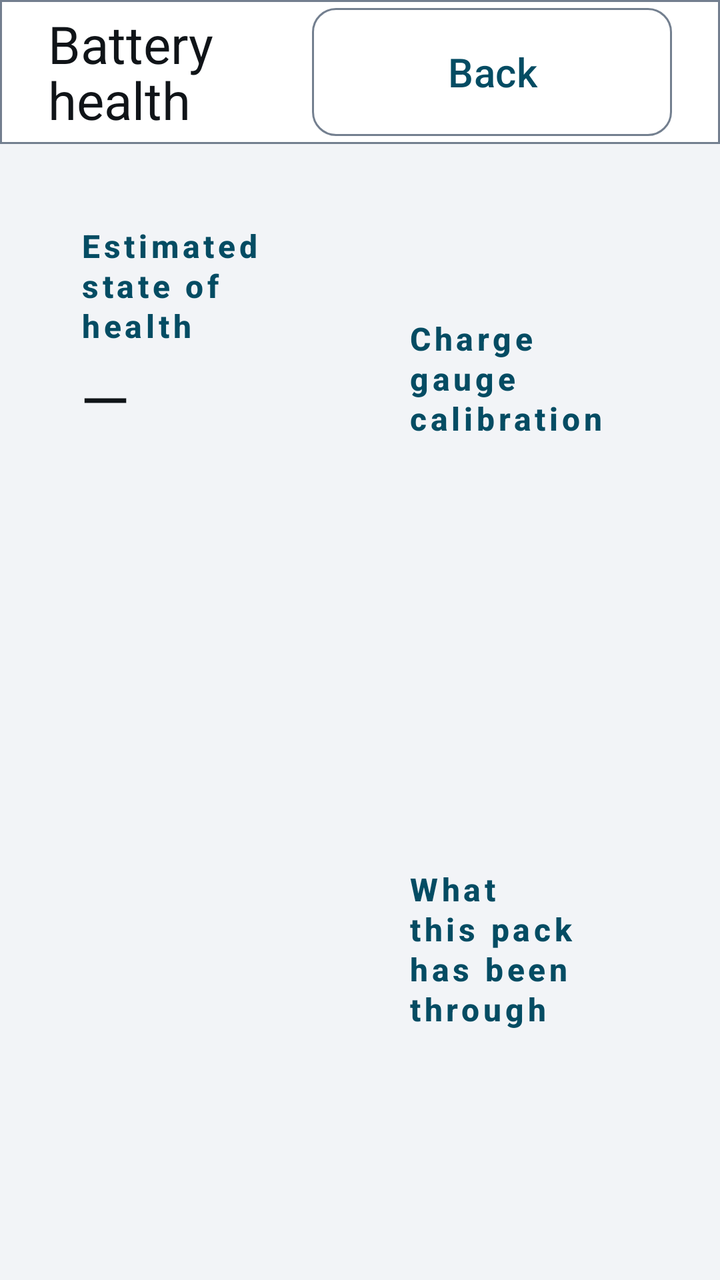
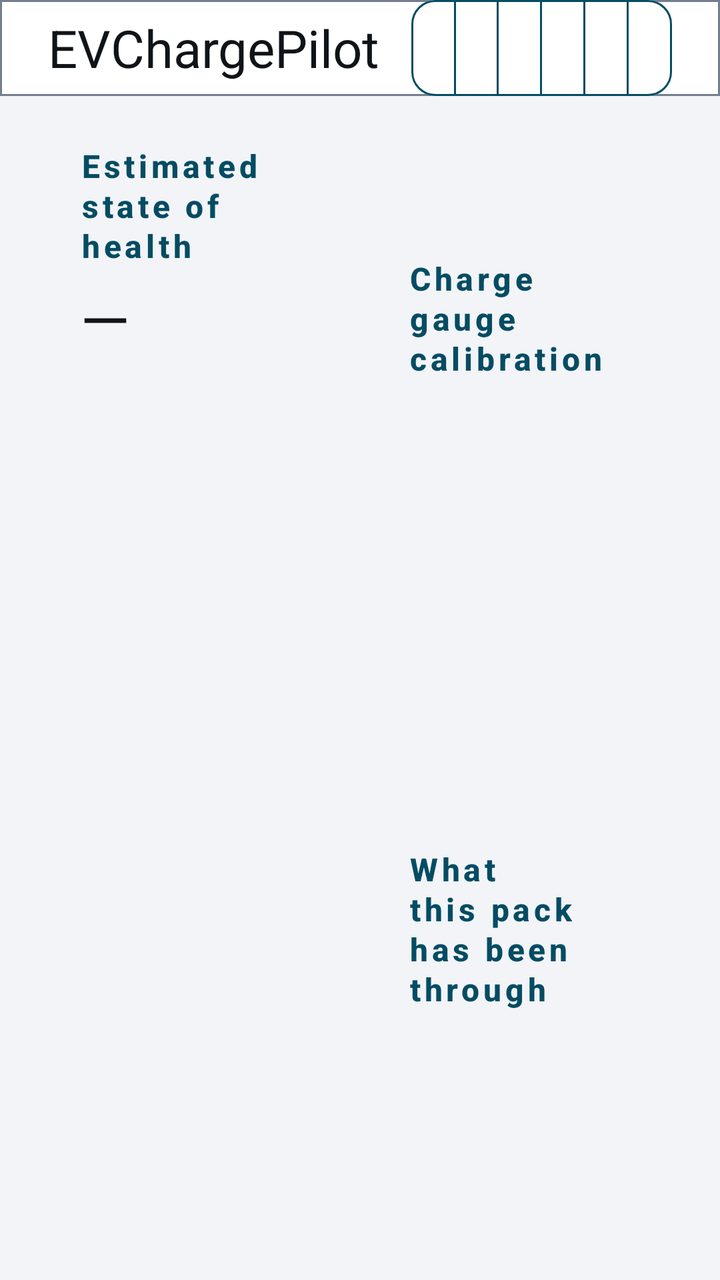

Before-and-after screenshots of an Android layout around one commit, followed by the original layout XML and the change that was made.
<!-- AndroidManifest.xml: application theme Theme.EVChargePilot -->
<!-- res/layout/activity_battery_health.xml -->
<?xml version="1.0" encoding="utf-8"?>
<LinearLayout xmlns:android="http://schemas.android.com/apk/res/android"
    android:layout_width="match_parent"
    android:layout_height="match_parent"
    android:orientation="vertical">

    <LinearLayout
        android:layout_width="match_parent"
        android:layout_height="@dimen/touch_target"
        android:background="@drawable/bg_topbar"
        android:gravity="center_vertical"
        android:orientation="horizontal"
        android:paddingStart="@dimen/spacing_lg"
        android:paddingEnd="@dimen/spacing_lg">

        <TextView
            android:layout_width="0dp"
            android:layout_height="wrap_content"
            android:layout_weight="1"
            android:text="@string/battery_health_title"
            android:textAppearance="@style/Text.EV.Title" />

        <com.google.android.material.button.MaterialButton
            android:id="@+id/backAction"
            style="@style/Widget.EV.Button.Outlined"
            android:layout_width="180dp"
            android:layout_height="@dimen/touch_target"
            android:text="@string/action_back" />
    </LinearLayout>

    <LinearLayout
        android:layout_width="match_parent"
        android:layout_height="0dp"
        android:layout_weight="1"
        android:baselineAligned="false"
        android:orientation="horizontal"
        android:padding="@dimen/spacing_lg">

        <LinearLayout
            style="@style/Widget.EV.Readout"
            android:layout_width="0dp"
            android:layout_height="match_parent"
            android:layout_weight="1"
            android:orientation="vertical"
            android:padding="@dimen/spacing_md">

            <TextView
                style="@style/Text.EV.ReadoutLabel"
                android:text="@string/battery_health_state_of_health" />

            
            <TextView
                android:id="@+id/healthValue"
                android:layout_width="match_parent"
                android:layout_height="wrap_content"
                android:layout_marginTop="@dimen/spacing_xs"
                android:fontFeatureSettings="tnum"
                android:text="@string/value_unavailable"
                android:textAppearance="@style/Text.EV.Display" />

            <TextView
                android:id="@+id/healthTrend"
                android:layout_width="match_parent"
                android:layout_height="wrap_content"
                android:layout_marginTop="@dimen/spacing_sm"
                android:textAppearance="@style/Text.EV.Body" />

            <TextView
                android:id="@+id/healthEvidence"
                android:layout_width="match_parent"
                android:layout_height="wrap_content"
                android:layout_marginTop="@dimen/spacing_sm"
                android:textAppearance="@style/Text.EV.Secondary" />

            <Space
                android:layout_width="match_parent"
                android:layout_height="0dp"
                android:layout_weight="1" />

            <TextView
                android:id="@+id/applyStatus"
                android:layout_width="match_parent"
                android:layout_height="wrap_content"
                android:layout_marginBottom="@dimen/spacing_sm"
                android:textAppearance="@style/Text.EV.Secondary" />

            <com.google.android.material.button.MaterialButton
                android:id="@+id/applyAction"
                style="@style/Widget.EV.Button.Outlined"
                android:layout_width="match_parent"
                android:layout_height="@dimen/touch_target"
                android:text="@string/battery_health_apply"
                android:visibility="gone" />
        </LinearLayout>

        <LinearLayout
            android:layout_width="0dp"
            android:layout_height="match_parent"
            android:layout_marginStart="@dimen/spacing_md"
            android:layout_weight="1"
            android:orientation="vertical">

            <LinearLayout
                style="@style/Widget.EV.Readout"
                android:layout_width="match_parent"
                android:layout_height="0dp"
                android:layout_weight="1"
                android:orientation="vertical"
                android:padding="@dimen/spacing_md">

                <TextView
                    style="@style/Text.EV.ReadoutLabel"
                    android:text="@string/battery_health_calibration" />

                <TextView
                    android:id="@+id/calibrationVerdict"
                    android:layout_width="match_parent"
                    android:layout_height="wrap_content"
                    android:layout_marginTop="@dimen/spacing_sm"
                    android:textAppearance="@style/Text.EV.Body" />

                <TextView
                    android:id="@+id/calibrationFacts"
                    android:layout_width="match_parent"
                    android:layout_height="wrap_content"
                    android:layout_marginTop="@dimen/spacing_sm"
                    android:textAppearance="@style/Text.EV.Secondary" />
            </LinearLayout>

            <LinearLayout
                style="@style/Widget.EV.Readout"
                android:layout_width="match_parent"
                android:layout_height="0dp"
                android:layout_marginTop="@dimen/spacing_md"
                android:layout_weight="1"
                android:orientation="vertical"
                android:padding="@dimen/spacing_md">

                <TextView
                    style="@style/Text.EV.ReadoutLabel"
                    android:text="@string/battery_health_exposure" />

                <TextView
                    android:id="@+id/exposureFacts"
                    android:layout_width="match_parent"
                    android:layout_height="wrap_content"
                    android:layout_marginTop="@dimen/spacing_sm"
                    android:textAppearance="@style/Text.EV.Secondary" />
            </LinearLayout>
        </LinearLayout>
    </LinearLayout>
</LinearLayout>
<!-- resources referenced by this layout -->
<resources>
  <dimen name="spacing_lg">24dp</dimen>
  <dimen name="spacing_md">16dp</dimen>
  <dimen name="spacing_sm">8dp</dimen>
  <dimen name="spacing_xs">4dp</dimen>
  <dimen name="touch_target">72dp</dimen>
  <string name="action_back">Back</string>
  <string name="battery_health_apply">Use this figure in my vehicle settings</string>
  <string name="battery_health_calibration">Charge gauge calibration</string>
  <string name="battery_health_exposure">What this pack has been through</string>
  <string name="battery_health_state_of_health">Estimated state of health</string>
  <string name="battery_health_title">Battery health</string>
  <string name="value_unavailable" translatable="false">—</string>
  <style name="Text.EV.Body" parent="TextAppearance.Material3.BodyLarge">
          <item name="android:textSize">@dimen/text_body</item>
          <item name="android:textColor">@color/ev_text_primary</item>
      </style>
  <style name="Text.EV.Display" parent="TextAppearance.Material3.HeadlineSmall">
          <item name="android:textSize">@dimen/text_display</item>
          <item name="android:textColor">@color/ev_text_primary</item>
      </style>
  <style name="Text.EV.ReadoutLabel" parent="Text.EV.SectionHeader">
          <item name="android:layout_width">wrap_content</item>
          <item name="android:layout_height">wrap_content</item>
      </style>
  <style name="Text.EV.Secondary" parent="TextAppearance.Material3.BodyMedium">
          <item name="android:textSize">@dimen/text_secondary</item>
          <item name="android:textColor">@color/ev_text_secondary</item>
      </style>
  <style name="Text.EV.Title" parent="TextAppearance.Material3.TitleLarge">
          <item name="android:textSize">@dimen/text_title</item>
          <item name="android:textColor">@color/ev_text_primary</item>
      </style>
  <color name="ev_surface">#FFFFFFFF</color>
  <color name="ev_outline">#FF737F8F</color>
  <dimen name="text_body">20sp</dimen>
  <color name="ev_text_primary">#FF101418</color>
  <dimen name="text_display">32sp</dimen>
  <dimen name="text_secondary">17sp</dimen>
  <color name="ev_text_secondary">#FF414B55</color>
  <dimen name="text_title">26sp</dimen>
  <style name="ShapeAppearanceOverlay.EV.Button" parent="">
          <item name="cornerSize">@dimen/ev_corner</item>
      </style>
  <color name="ev_accent">#FF044C63</color>
  <color name="ev_on_accent">#FFFFFFFF</color>
  <color name="ev_surface_raised">#FFE4E8ED</color>
  <color name="ev_background">#FFF2F4F7</color>
  <color name="ev_error">#FF8F0F18</color>
  <dimen name="text_label">16sp</dimen>
  <dimen name="ev_corner">12dp</dimen>
  <!-- unchanged entries left out for length: 10 -->
</resources>

<!-- the commit's change to res/layout/activity_battery_health.xml (unified diff, before → after) -->
@@ -6,26 +6,18 @@
 
     <LinearLayout
         android:layout_width="match_parent"
-        android:layout_height="@dimen/touch_target"
+        android:layout_height="@dimen/chargepilot_bar_height"
         android:background="@drawable/bg_topbar"
         android:gravity="center_vertical"
         android:orientation="horizontal"
         android:paddingStart="@dimen/spacing_lg"
         android:paddingEnd="@dimen/spacing_lg">
 
-        <TextView
+        <include
+            layout="@layout/view_primary_navigation"
             android:layout_width="0dp"
-            android:layout_height="wrap_content"
-            android:layout_weight="1"
-            android:text="@string/battery_health_title"
-            android:textAppearance="@style/Text.EV.Title" />
-
-        <com.google.android.material.button.MaterialButton
-            android:id="@+id/backAction"
-            style="@style/Widget.EV.Button.Outlined"
-            android:layout_width="180dp"
-            android:layout_height="@dimen/touch_target"
-            android:text="@string/action_back" />
+            android:layout_height="match_parent"
+            android:layout_weight="1" />
     </LinearLayout>
 
     <LinearLayout
@@ -34,7 +26,10 @@
         android:layout_weight="1"
         android:baselineAligned="false"
         android:orientation="horizontal"
-        android:padding="@dimen/spacing_lg">
+        android:paddingStart="@dimen/spacing_lg"
+        android:paddingTop="@dimen/chargepilot_bar_gap"
+        android:paddingEnd="@dimen/spacing_lg"
+        android:paddingBottom="@dimen/spacing_lg">
 
         <LinearLayout
             style="@style/Widget.EV.Readout"
@@ -150,3 +145,77 @@
         </LinearLayout>
     </LinearLayout>
 </LinearLayout>
+<!-- res/layout/view_primary_navigation.xml (included above) -->
+<?xml version="1.0" encoding="utf-8"?>
+<LinearLayout
+    xmlns:android="http://schemas.android.com/apk/res/android"
+    xmlns:app="http://schemas.android.com/apk/res-auto"
+    android:layout_width="match_parent"
+    android:layout_height="match_parent"
+    android:gravity="center_vertical"
+    android:orientation="horizontal">
+
+    <TextView
+        android:layout_width="wrap_content"
+        android:layout_height="wrap_content"
+        android:layout_marginEnd="@dimen/spacing_md"
+        android:text="@string/app_name"
+        android:textAppearance="@style/Text.EV.Title" />
+
+    <com.google.android.material.button.MaterialButtonToggleGroup
+        android:id="@+id/primaryNavigation"
+        android:layout_width="0dp"
+        android:layout_height="match_parent"
+        android:layout_weight="1"
+        app:selectionRequired="true"
+        app:singleSelection="true">
+
+    <com.google.android.material.button.MaterialButton
+        android:id="@+id/navEnergy"
+        style="@style/Widget.EVChargePilot.NavTab"
+        android:layout_width="0dp"
+        android:layout_height="match_parent"
+        android:layout_weight="1"
+        android:text="@string/tab_energy" />
+
+    <com.google.android.material.button.MaterialButton
+        android:id="@+id/navArrival"
+        style="@style/Widget.EVChargePilot.NavTab"
+        android:layout_width="0dp"
+        android:layout_height="match_parent"
+        android:layout_weight="1"
+        android:text="@string/tab_arrival" />
+
+    <com.google.android.material.button.MaterialButton
+        android:id="@+id/navTrips"
+        style="@style/Widget.EVChargePilot.NavTab"
+        android:layout_width="0dp"
+        android:layout_height="match_parent"
+        android:layout_weight="1"
+        android:text="@string/tab_trips" />
+
+    <com.google.android.material.button.MaterialButton
+        android:id="@+id/navBattery"
+        style="@style/Widget.EVChargePilot.NavTab"
+        android:layout_width="0dp"
+        android:layout_height="match_parent"
+        android:layout_weight="1"
+        android:text="@string/tab_battery" />
+
+    <com.google.android.material.button.MaterialButton
+        android:id="@+id/navDiagnostics"
+        style="@style/Widget.EVChargePilot.NavTab"
+        android:layout_width="0dp"
+        android:layout_height="match_parent"
+        android:layout_weight="1"
+        android:text="@string/tab_diagnostics" />
+
+    <com.google.android.material.button.MaterialButton
+        android:id="@+id/navSettings"
+        style="@style/Widget.EVChargePilot.NavTab"
+        android:layout_width="0dp"
+        android:layout_height="match_parent"
+        android:layout_weight="1"
+        android:text="@string/tab_settings" />
+    </com.google.android.material.button.MaterialButtonToggleGroup>
+</LinearLayout>
<!-- resource entries referenced after the edit -->
@@ -1,16 +1,23 @@
 <!-- resources referenced by this layout -->
 <resources>
+  <dimen name="chargepilot_bar_gap">@dimen/spacing_sm</dimen>
+  <dimen name="chargepilot_bar_height">48dp</dimen>
   <dimen name="spacing_lg">24dp</dimen>
   <dimen name="spacing_md">16dp</dimen>
   <dimen name="spacing_sm">8dp</dimen>
   <dimen name="spacing_xs">4dp</dimen>
   <dimen name="touch_target">72dp</dimen>
-  <string name="action_back">Back</string>
+  <string name="app_name">EVChargePilot</string>
   <string name="battery_health_apply">Use this figure in my vehicle settings</string>
   <string name="battery_health_calibration">Charge gauge calibration</string>
   <string name="battery_health_exposure">What this pack has been through</string>
   <string name="battery_health_state_of_health">Estimated state of health</string>
-  <string name="battery_health_title">Battery health</string>
+  <string name="tab_arrival">Arrival</string>
+  <string name="tab_battery">Battery</string>
+  <string name="tab_diagnostics">Diagnostics</string>
+  <string name="tab_energy">Energy</string>
+  <string name="tab_settings">Settings</string>
+  <string name="tab_trips">Trips</string>
   <string name="value_unavailable" translatable="false">—</string>
   <style name="Text.EV.Body" parent="TextAppearance.Material3.BodyLarge">
           <item name="android:textSize">@dimen/text_body</item>
@@ -31,6 +38,21 @@
   <style name="Text.EV.Title" parent="TextAppearance.Material3.TitleLarge">
           <item name="android:textSize">@dimen/text_title</item>
           <item name="android:textColor">@color/ev_text_primary</item>
+      </style>
+  <style name="Widget.EVChargePilot.NavTab" parent="Widget.Material3.Button.OutlinedButton">
+          <item name="android:minWidth">0dp</item>
+          <item name="android:minHeight">0dp</item>
+          <item name="android:insetTop">0dp</item>
+          <item name="android:insetBottom">0dp</item>
+          <item name="android:maxLines">1</item>
+          <item name="android:textAllCaps">false</item>
+          <item name="android:textColor">@color/primary_nav_foreground</item>
+          <item name="android:textSize">@dimen/text_body</item>
+          <item name="backgroundTint">@color/primary_nav_background</item>
+          <item name="strokeColor">@color/ev_accent</item>
+          <item name="strokeWidth">1dp</item>
+          <item name="cornerRadius">@dimen/ev_corner</item>
+          <item name="elevation">0dp</item>
       </style>
   <color name="ev_surface">#FFFFFFFF</color>
   <color name="ev_outline">#FF737F8F</color>
